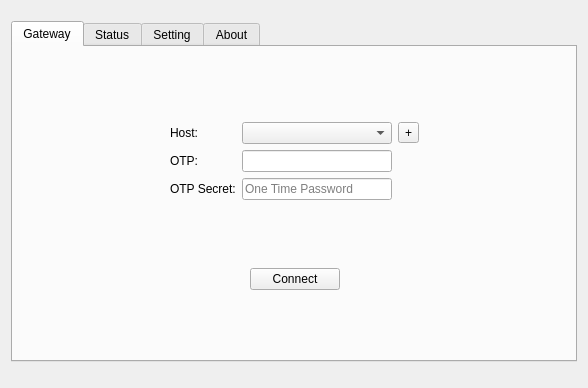
Before: the Qt Designer form src/anylink.ui in tomlinux/anylink-client, drawn with Qt 5.
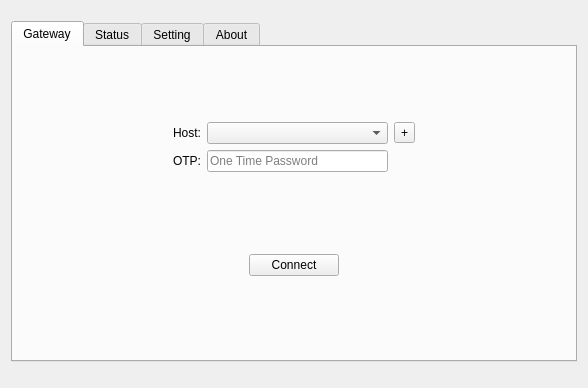
After: the same form once the commit is applied. Icons and pictures are not drawn. Custom widgets are drawn as their Qt base class.

Commit message: 恢复代码修改

```diff
--- a/src/anylink.ui
+++ b/src/anylink.ui
@@ -178,20 +178,6 @@
                <property name="frame">
                 <bool>true</bool>
                </property>
-              </widget>
-             </item>
-             <item row="2" column="0">
-              <widget class="QLabel" name="labelOTPSecret">
-               <property name="text">
-                <string>OTP Secret:</string>
-               </property>
-              </widget>
-             </item>
-             <item row="2" column="1">
-              <widget class="QLineEdit" name="lineEditOTPSecret">
-               <property name="frame">
-                <bool>true</bool>
-               </property>
                <property name="echoMode">
                 <enum>QLineEdit::Password</enum>
                </property>
```
The commit also changes 2 other files.
